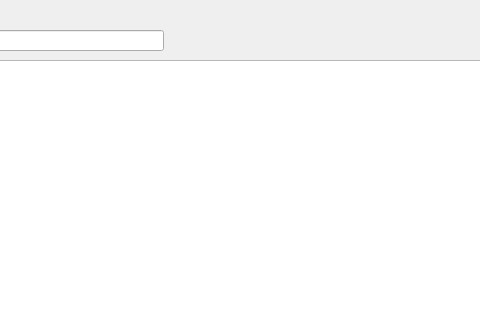
The window that busqueda.ui (Matias2178/Sistema_Postventa) describes before a commit, drawn with Qt 5; both pictures show x 437 to 917 and y 0 to 320 of the 1095 by 486 pixel window.
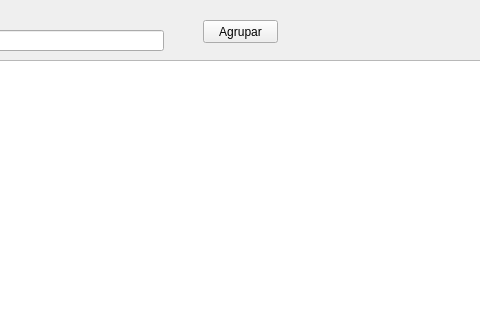
The same window after the commit.

The edit to the form file:
```diff
--- a/busqueda.ui
+++ b/busqueda.ui
@@ -138,6 +138,19 @@
     <set>Qt::AlignCenter</set>
    </property>
   </widget>
+  <widget class="QPushButton" name="Instalaciones_2">
+   <property name="geometry">
+    <rect>
+     <x>640</x>
+     <y>20</y>
+     <width>75</width>
+     <height>23</height>
+    </rect>
+   </property>
+   <property name="text">
+    <string>Agrupar</string>
+   </property>
+  </widget>
  </widget>
  <resources/>
  <connections>
```
